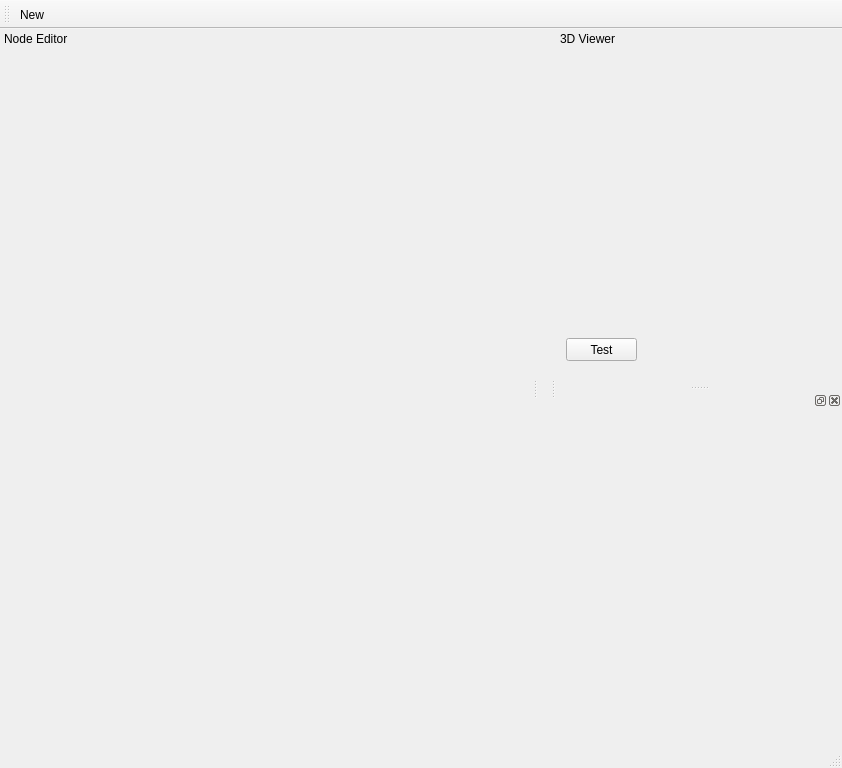
Above: SPC-EditorProject/Test3/GeneratedFiles/Form2.ui from santo-pc/spc-editor before the change. Below: the same form after it.
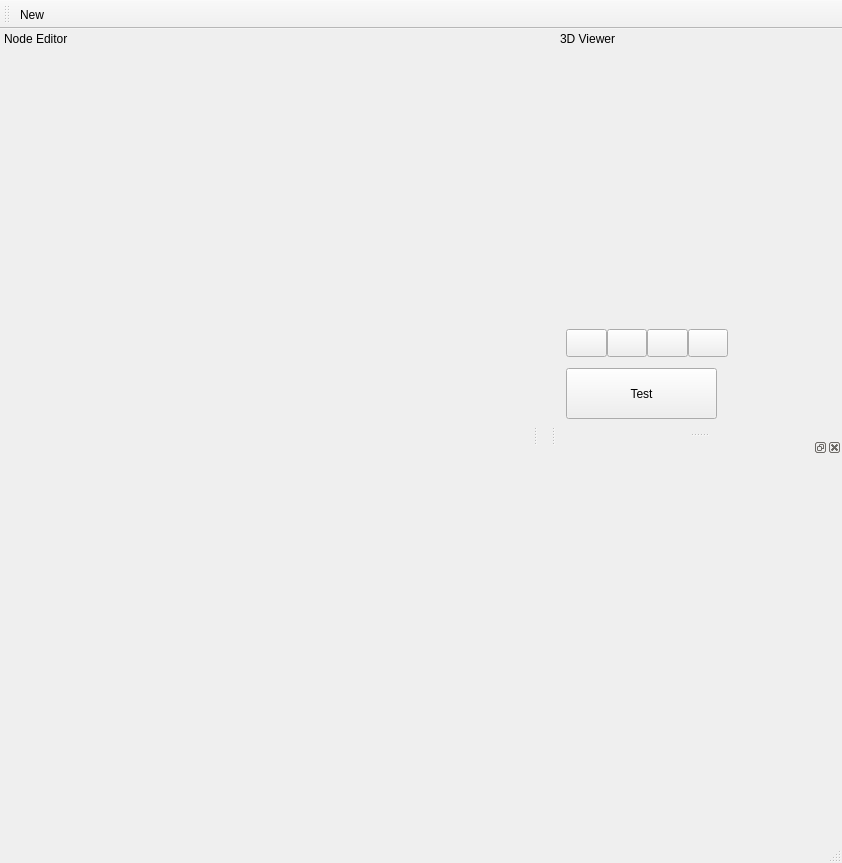
That is the form after the change. Icons and pictures are not drawn.

Commit message: Correcion de errores y pruebas con el arbol, metidos los botones para cambiar de malla

The edit to the form file:
```diff
--- a/SPC-EditorProject/Test3/GeneratedFiles/Form2.ui
+++ b/SPC-EditorProject/Test3/GeneratedFiles/Form2.ui
@@ -7,7 +7,7 @@
     <x>0</x>
     <y>0</y>
     <width>842</width>
-    <height>768</height>
+    <height>863</height>
    </rect>
   </property>
   <property name="sizePolicy">
@@ -109,15 +109,109 @@
      <property name="geometry">
       <rect>
        <x>10</x>
-       <y>290</y>
-       <width>71</width>
-       <height>23</height>
+       <y>320</y>
+       <width>151</width>
+       <height>51</height>
       </rect>
      </property>
      <property name="text">
       <string>Test</string>
      </property>
     </widget>
+    <widget class="QWidget" name="">
+     <property name="geometry">
+      <rect>
+       <x>10</x>
+       <y>280</y>
+       <width>162</width>
+       <height>31</height>
+      </rect>
+     </property>
+     <layout class="QHBoxLayout" name="horizontalLayout">
+      <property name="spacing">
+       <number>0</number>
+      </property>
+      <property name="sizeConstraint">
+       <enum>QLayout::SetDefaultConstraint</enum>
+      </property>
+      <item>
+       <widget class="QPushButton" name="pushButtonMallaSphere">
+        <property name="minimumSize">
+         <size>
+          <width>28</width>
+          <height>28</height>
+         </size>
+        </property>
+        <property name="text">
+         <string/>
+        </property>
+        <property name="iconSize">
+         <size>
+          <width>64</width>
+          <height>64</height>
+         </size>
+        </property>
+       </widget>
+      </item>
+      <item>
+       <widget class="QPushButton" name="pushButtonMallaCube">
+        <property name="minimumSize">
+         <size>
+          <width>28</width>
+          <height>28</height>
+         </size>
+        </property>
+        <property name="text">
+         <string/>
+        </property>
+        <property name="iconSize">
+         <size>
+          <width>64</width>
+          <height>64</height>
+         </size>
+        </property>
+       </widget>
+      </item>
+      <item>
+       <widget class="QPushButton" name="pushButtonMallaCylinder">
+        <property name="minimumSize">
+         <size>
+          <width>28</width>
+          <height>28</height>
+         </size>
+        </property>
+        <property name="text">
+         <string/>
+        </property>
+        <property name="iconSize">
+         <size>
+          <width>64</width>
+          <height>64</height>
+         </size>
+        </property>
+       </widget>
+      </item>
+      <item>
+       <widget class="QPushButton" name="pushButtonMallaTeaPot">
+        <property name="minimumSize">
+         <size>
+          <width>28</width>
+          <height>28</height>
+         </size>
+        </property>
+        <property name="text">
+         <string/>
+        </property>
+        <property name="iconSize">
+         <size>
+          <width>64</width>
+          <height>64</height>
+         </size>
+        </property>
+       </widget>
+      </item>
+     </layout>
+    </widget>
    </widget>
   </widget>
   <widget class="QToolBar" name="toolBar">
```
Left out of the diff: 72 changed lines with no effect on the pictures. The commit also changes 81 other files.
